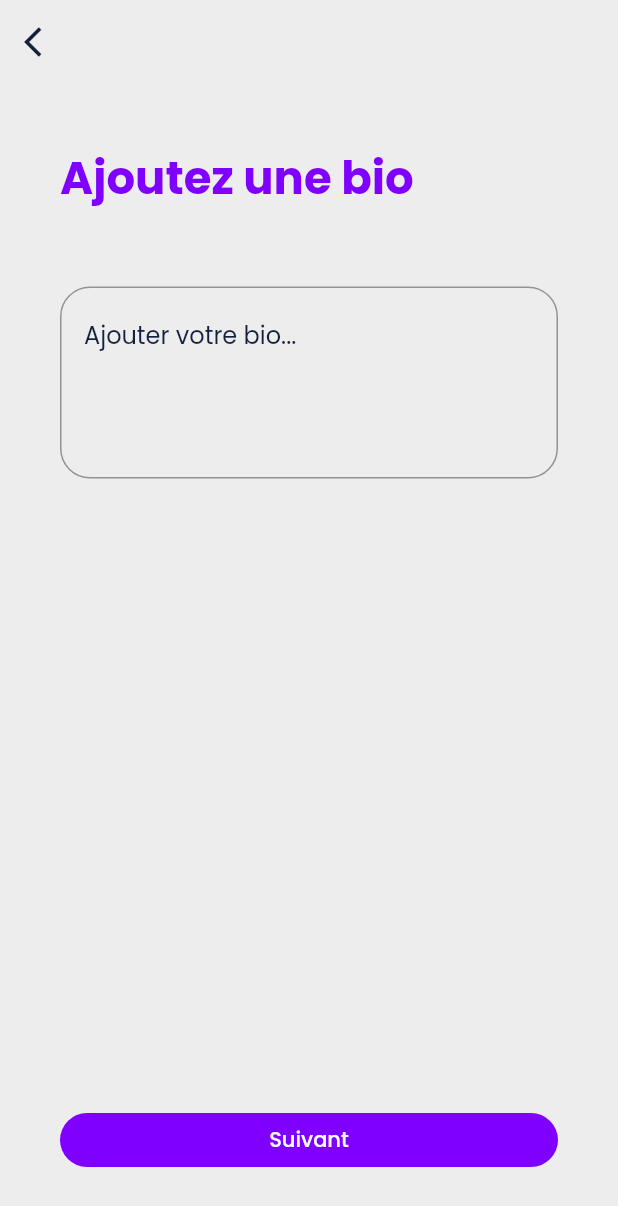
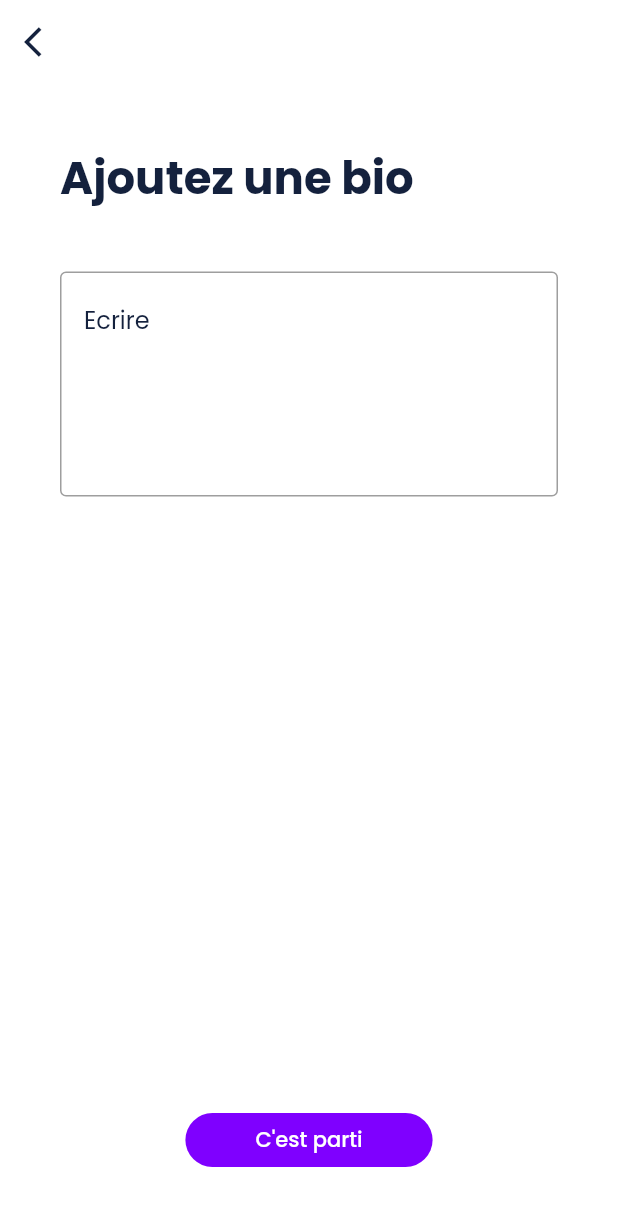
Before and after one commit to yuri2397/twins_mobile, a Flutter app: the AddFilesRegisterScreen screen opened by its route, after a tap on "Suivant", on a phone screen of 412 x 824 dp. Shown: the top 1206 px of the screen. Run offline on Flutter 3.47's test engine with Material 2 defaults, Android fonts, the phone set to English and light mode, and no system bars; our stand-ins replace appinio_swiper, device_info_plus, dio, flutter_cache_manager, flutter_chat_types, flutter_chat_ui and 10 more; accounts and stored records are empty.

Commit message:
SOME CHANGE

```diff
--- a/lib/routes/route.dart
+++ b/lib/routes/route.dart
@@ -28,6 +28,7 @@ import 'package:twins/views/home/profile/setting.screen.dart';
 import 'package:twins/views/home/profile/update_password.screen.dart';
 import 'package:twins/views/home/profile/update_profile.screen.dart';
 import 'package:twins/views/home/search/search.screen.dart';
+import 'package:twins/views/home/search/search_detail.dart';
 
 dynamic ROUTER_OUTLET = [
   /// SHARED ROUTES
@@ -56,7 +57,9 @@ dynamic ROUTER_OUTLET = [
   GetPage(name: Goo.addBioScreen, page: () => AddBioScreen()),
   GetPage(name: Goo.addAvatarScreen, page: () => AddAvatarScreen()),
   GetPage(name: Goo.addAddressScreen, page: () => AddAddressScreen()),
-  GetPage(name: Goo.addFilesRegisterScreen, page: () => const AddFilesRegisterScreen()),
+  GetPage(
+      name: Goo.addFilesRegisterScreen,
+      page: () => const AddFilesRegisterScreen()),
   GetPage(
       name: Goo.activeAccountScreen,
       binding: ActiveAccountBinding(),
@@ -65,6 +68,7 @@ dynamic ROUTER_OUTLET = [
   /// HOME MODULES
   GetPage(
       name: Goo.homeScreen, page: () => HomeScreen(), binding: HomeBinding()),
+  GetPage(name: Goo.searchDetailsScreen, page: () => const SearchDetails()),
 
   // PROFILE PAGES
   GetPage(name: Goo.detailsProfileScreen, page: () => DetailProfileScreen()),
--- a/lib/routes/router.dart
+++ b/lib/routes/router.dart
@@ -13,11 +13,13 @@ class Goo {
   static const String addBioScreen = "/register-screen/add-bio";
   static const String addAvatarScreen = "/register-screen/add-avatar";
   static const String addAddressScreen = "/register-screen/add-address";
-  static const String addFilesRegisterScreen = "/register-screen/add-files-register";
+  static const String addFilesRegisterScreen =
+      "/register-screen/add-files-register";
   static const String otpScreen = "/otp-screen";
   static const String activeAccountScreen = "/active-account-screen";
 
   static const String homeScreen = "/home-screen";
+  static const String searchDetailsScreen = "/search-details-screen";
   static const String detailsProfileScreen = "/detail-profile-screen";
   static const String updateProfileScreen = "/update-profile-screen";
   static const String updatePasswordScreen = "/update-password-screen";
--- a/lib/shared/utils/colors.dart
+++ b/lib/shared/utils/colors.dart
@@ -7,3 +7,4 @@ const Color PRIMARY_COLOR = Color(0XFF2a00ff);
 const Color DARK_COLOR = Color(0XFF14213d);
 const Color NEUTRAL_COLOR = Color(0XFFEDEDED);
 const Color INPUT_COLOR = Color(0XFFE6F1FD);
+const Color GRAY_COLOR = Color(0XFFb7b7b7);
--- a/lib/views/auth/add_bio.screen.dart
+++ b/lib/views/auth/add_bio.screen.dart
@@ -3,6 +3,7 @@ import 'package:flutter/services.dart';
 import 'package:get/get.dart';
 import 'package:google_fonts/google_fonts.dart';
 import 'package:twins/controllers/register.controller.dart';
+import 'package:twins/core/utils/utils.dart';
 import 'package:twins/routes/router.dart';
 import 'package:twins/shared/utils/colors.dart';
 
@@ -13,9 +14,7 @@ class AddBioScreen extends GetView<RegisterController> {
   @override
   Widget build(BuildContext context) {
     return Scaffold(
-        backgroundColor: NEUTRAL_COLOR,
         appBar: AppBar(
-          backgroundColor: NEUTRAL_COLOR,
           elevation: 0,
           leading: GestureDetector(
             onTap: () => Get.back(),
@@ -28,7 +27,7 @@ class AddBioScreen extends GetView<RegisterController> {
           padding: const EdgeInsets.all(20.0),
           child: Column(
             mainAxisAlignment: MainAxisAlignment.start,
-            crossAxisAlignment: CrossAxisAlignment.start,
+            crossAxisAlignment: CrossAxisAlignment.center,
             children: [
               Expanded(
                   child: Column(
@@ -38,26 +37,14 @@ class AddBioScreen extends GetView<RegisterController> {
                   const Text(
                     "Ajoutez une bio",
                     style: TextStyle(
-                        color: MAIN_COLOR,
+                        color: DARK_COLOR,
                         fontSize: 30,
                         fontFamily: "Poppins",
                         fontWeight: FontWeight.w700),
                     textAlign: TextAlign.start,
                   ),
                   const SizedBox(
-                    height: 20,
-                  ),
-                  // const Text(
-                  //   "Partagez quelques mots sur vous-même pour que les autres utilisateurs puissent mieux vous connaître.",
-                  //   style: TextStyle(
-                  //       color: DARK_COLOR,
-                  //       fontSize: 16,
-                  //       fontFamily: "Poppins",
-                  //       fontWeight: FontWeight.w400),
-                  //   textAlign: TextAlign.center,
-                  // ),
-                  const SizedBox(
-                    height: 30,
+                    height: 40,
                   ),
                   Form(
                     key: _form,
@@ -68,7 +55,7 @@ class AddBioScreen extends GetView<RegisterController> {
                         keyboardType: TextInputType.text,
                         cursorColor: DARK_COLOR,
                         obscureText: false,
-                        maxLines: 4,
+                        maxLines: 5,
                         validator: (value) {
                           if (value == null) {
                             return "Veuillez saissir votre bio.";
@@ -78,34 +65,14 @@ class AddBioScreen extends GetView<RegisterController> {
                         style: GoogleFonts.poppins(
                             textStyle: const TextStyle(fontSize: 16),
                             color: DARK_COLOR),
-                        decoration: const InputDecoration(
-                          contentPadding: EdgeInsets.symmetric(
-                              horizontal: 16, vertical: 20),
-                          hintText: "Ajouter votre bio...",
-                          hintStyle: TextStyle(
-                              color: DARK_COLOR, fontFamily: "Poppins"),
-                          fillColor: Colors.white,
-                          errorStyle: TextStyle(color: Colors.redAccent),
-                          errorBorder: OutlineInputBorder(
-                              borderRadius:
-                                  BorderRadius.all(Radius.circular(20)),
-                              borderSide: BorderSide(color: Colors.redAccent)),
-                          focusedBorder: OutlineInputBorder(
-                              borderRadius:
-                                  BorderRadius.all(Radius.circular(20)),
-                              borderSide: BorderSide(color: MAIN_COLOR)),
-                          border: OutlineInputBorder(
-                              borderRadius:
-                                  BorderRadius.all(Radius.circular(20)),
-                              borderSide: BorderSide(color: DARK_COLOR)),
-                        ),
+                        decoration: decoration("Ecrire"),
                       ),
                     ),
                   ),
                 ],
               )),
               SizedBox(
-                width: Get.width,
+                width: Get.width * .4,
                 child: ElevatedButton(
                   style: ElevatedButton.styleFrom(
                       elevation: 0,
@@ -119,7 +86,7 @@ class AddBioScreen extends GetView<RegisterController> {
                       Get.toNamed(Goo.addAvatarScreen);
                     }
                   },
-                  child: const Text("Suivant"),
+                  child: const Text("C'est parti"),
                 ),
               )
             ],
--- a/lib/views/auth/add_files_register.screen.dart
+++ b/lib/views/auth/add_files_register.screen.dart
@@ -19,19 +19,18 @@ class AddFilesRegisterScreen extends GetView<RegisterController> {
   Widget build(BuildContext context) {
     return Scaffold(
       body: Obx(
-        () => SingleChildScrollView(
-          child: SafeArea(
+        () => SafeArea(
           child: Container(
             height: Get.height,
             width: Get.width,
-              margin: const EdgeInsets.only(top: 30),
-              padding: const EdgeInsets.all(20.0),
+            margin: const EdgeInsets.only(top: 40),
+            padding: const EdgeInsets.all(1.0),
             child: Column(
               mainAxisAlignment: MainAxisAlignment.start,
               crossAxisAlignment: CrossAxisAlignment.start,
               children: [
                 Expanded(
-                      flex: 2,
+                    flex: 5,
                     child: Column(
                       mainAxisAlignment: MainAxisAlignment.start,
                       crossAxisAlignment: CrossAxisAlignment.center,
@@ -49,10 +48,12 @@ class AddFilesRegisterScreen extends GetView<RegisterController> {
                           height: 50,
                         ),
                         GridView.count(
+                          physics: const NeverScrollableScrollPhysics(),
                           shrinkWrap: true,
                           crossAxisCount: 3,
-                            mainAxisSpacing: 16,
-                            crossAxisSpacing: 8,
+                          mainAxisSpacing: 20,
+                          crossAxisSpacing: 10,
+                          childAspectRatio: 14 / 20,
                           children: controller.files
                               .map((element) => _buildItem(element))
                               .toList(),
@@ -61,8 +62,9 @@ class AddFilesRegisterScreen extends GetView<RegisterController> {
                     )),
                 Flexible(
                   flex: 1,
+                  child: Center(
                     child: SizedBox(
-                      width: Get.width,
+                      width: Get.width * 0.4,
                       child: ElevatedButton(
                         style: ElevatedButton.styleFrom(
                             elevation: 0,
@@ -74,10 +76,10 @@ class AddFilesRegisterScreen extends GetView<RegisterController> {
                         child: const Text("Suivant"),
                       ),
                     ),
+                  ),
                 )
               ],
             ).paddingAll(20),
-            ),
           ),
         ),
       ),
@@ -87,25 +89,22 @@ class AddFilesRegisterScreen extends GetView<RegisterController> {
   Widget _buildItem(Rx<XFile> file) {
     return Container(
         decoration: BoxDecoration(
-            border: Border.all(color: NEUTRAL_COLOR, width: 2),
+            border: Border.all(color: GRAY_COLOR, width: 2),
             borderRadius: BorderRadius.circular(8),
             color: Colors.white),
         child: Stack(
           children: [
             file.value.path.isNotEmpty
                 ? Positioned.fill(
+                    child: ClipRRect(
+                      borderRadius: BorderRadius.circular(6),
                       child: Image.file(
                         File(file.value.path),
                         fit: BoxFit.cover,
                       ),
+                    ),
                   )
-                : Container(
-                    color: NEUTRAL_COLOR,
-                    child: Center(
-                        child: SvgPicture.asset(
-                      "assets/images/preview.svg",
-                      width: 50,
-                    ))),
+                : Container(),
             Positioned(
               bottom: 5,
               right: 5,
@@ -118,7 +117,8 @@ class AddFilesRegisterScreen extends GetView<RegisterController> {
                             barrierLabel: "Barrier",
                             barrierDismissible: true,
                             barrierColor: Colors.black.withOpacity(0.5),
-                            transitionDuration: Duration(milliseconds: 200),
+                            transitionDuration:
+                                const Duration(milliseconds: 200),
                             pageBuilder: (_, __, ___) {
                               return Center(
                                 child: Container(
@@ -143,7 +143,7 @@ class AddFilesRegisterScreen extends GetView<RegisterController> {
                                         height: 30,
                                       ),
                                       const Text(
-                                          "N'hésitez pas à ajouter tes photos d'anniversaires si tu as en :)",
+                                          "N'hésite pas à ajouter tes photos d'anniversaires si tu en as :)",
                                           textAlign: TextAlign.center,
                                           style: TextStyle(
                                               color: DARK_COLOR,
@@ -207,24 +207,6 @@ class AddFilesRegisterScreen extends GetView<RegisterController> {
               const SizedBox(
                 height: 20,
               ),
-              Row(
-                mainAxisAlignment: MainAxisAlignment.spaceBetween,
-                children: [
-                  ElevatedButton.icon(
-                    icon: const Icon(Icons.edit),
-                    onPressed: () async {
-                      Get.back();
-                      file.value = await takeImage() ?? XFile("");
-                      file.refresh();
-                    },
-                    style: ElevatedButton.styleFrom(
-                        elevation: 0,
-                        backgroundColor: MAIN_COLOR,
-                        shape: const RoundedRectangleBorder(
-                            borderRadius:
-                                BorderRadius.all(Radius.circular(20)))),
-                    label: const Text("Modifier"),
-                  ).marginOnly(right: 10),
               ElevatedButton.icon(
                 icon: const Icon(Icons.delete_outline),
                 onPressed: () {
@@ -235,12 +217,9 @@ class AddFilesRegisterScreen extends GetView<RegisterController> {
                     elevation: 0,
                     backgroundColor: Colors.pink,
                     shape: const RoundedRectangleBorder(
-                            borderRadius:
-                                BorderRadius.all(Radius.circular(20)))),
+                        borderRadius: BorderRadius.all(Radius.circular(20)))),
                 label: const Text("Supprimer"),
               ),
-                ],
-              )
             ],
           ),
         ),
--- a/lib/views/home/home.screen.dart
+++ b/lib/views/home/home.screen.dart
@@ -12,14 +12,14 @@ import 'package:twins/views/home/chat_request/chat_request.screen.dart';
 class HomeScreen extends GetView<HomeController> {
   final _screens = <Widget>[
     const SearchScreen(),
-    ChatRequestScreen(),
+    const ChatRequestScreen(),
     ChatListScreen(),
     const ProfileScreen()
   ];
 
   final _items = <PersistentBottomNavBarItem>[
     PersistentBottomNavBarItem(
-      icon: const Icon(CupertinoIcons.search_circle),
+      icon: const Icon(Icons.pages),
       activeColorPrimary: MAIN_COLOR,
       inactiveColorPrimary: NEUTRAL_COLOR,
     ),
--- a/pubspec.yaml
+++ b/pubspec.yaml
@@ -54,6 +54,7 @@ dependencies:
   syncfusion_flutter_sliders: ^21.2.4
   flutter_cache_manager: ^3.3.1
   skeletonizer: ^0.8.0
+  smooth_page_indicator: ^1.1.0
 
 dev_dependencies:
   flutter_test:
```
Also changed, not shown: lib/controllers/search.controller.dart (+20 -5 lines), lib/views/home/search/search.screen.dart (+72 -14 lines), lib/views/home/search/search_detail.dart (added, +193 -0 lines), lib/views/home/search/search_item.dart (+45 -27 lines), pubspec.lock. Lines whose indentation alone changed are shown as unchanged.
